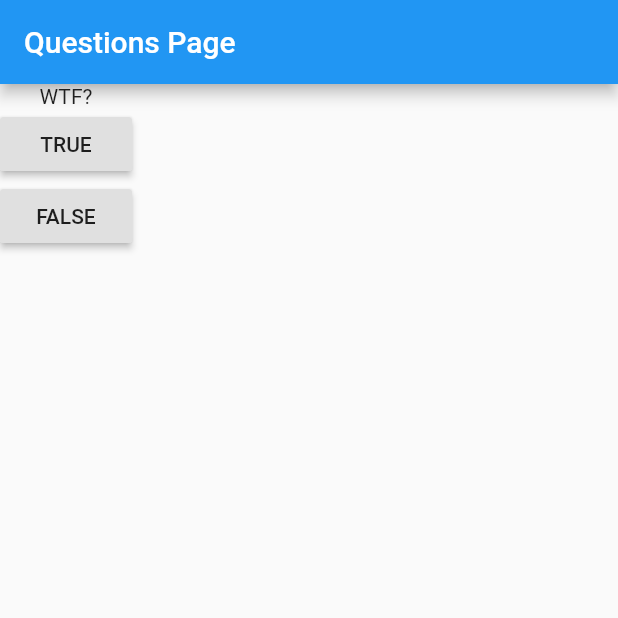
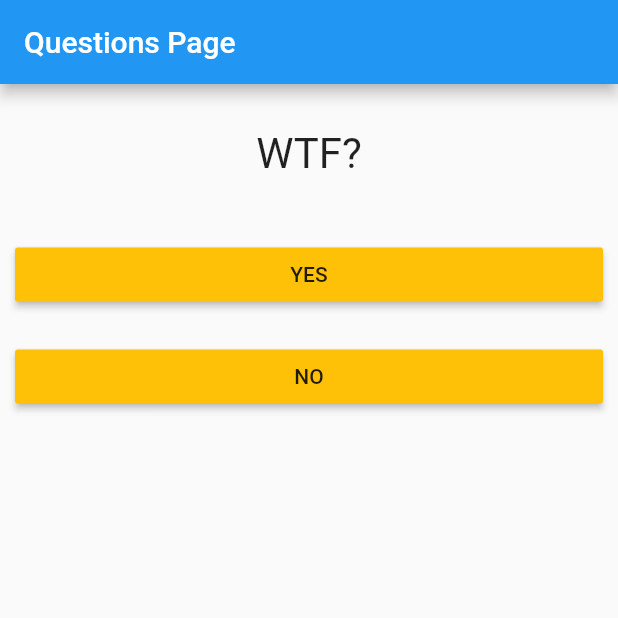
Before and after one commit to archangelmichael/UdemyFlutter, a Flutter app: the screen it shows after launch, on a phone screen of 412 x 824 dp, the top half of it. Run offline on Flutter 3.47's test engine with Material 2 defaults, Android fonts, the phone set to English and light mode, and no system bars.

Commit message:
+ Add custom button widget

```diff
--- a/intro/lib/pages/question_page.dart
+++ b/intro/lib/pages/question_page.dart
@@ -1,4 +1,5 @@
 import 'package:flutter/material.dart';
+import 'package:intro/pages/widgets/question_answer.dart';
 import 'package:intro/pages/widgets/question_title.dart';
 
 class QuestionPage extends StatefulWidget {
@@ -32,19 +33,8 @@ class _QuestionPageState extends State<QuestionPage> {
       body: Column(
         children: <Widget>[
           QuestionTitle(_questions[_currentIndex]),
-          RaisedButton(
-            child: Text("TRUE"),
-            onPressed: () {
-              print("OK");
-              _getNextQuestion();
-            },
-          ),
-          RaisedButton(
-            child: Text("FALSE"),
-            onPressed: () {
-              print("NOT OK");
-            },
-          )
+          QuestionAnswer("YES", _getNextQuestion),
+          QuestionAnswer("NO", _getNextQuestion),
         ],
       ),
     );
--- /dev/null
+++ b/intro/lib/pages/widgets/question_answer.dart
@@ -0,0 +1,21 @@
+import 'package:flutter/material.dart';
+
+class QuestionAnswer extends StatelessWidget {
+  final String _answerText;
+  final VoidCallback _answerCallback;
+
+  QuestionAnswer(this._answerText, this._answerCallback);
+
+  @override
+  Widget build(BuildContext context) {
+    return Container(
+      width: double.infinity,
+      padding: EdgeInsets.all(10),
+      child: RaisedButton(
+        color: Colors.amber,
+        child: Text(_answerText),
+        onPressed: _answerCallback,
+      ),
+    );
+  }
+}
--- a/intro/lib/pages/widgets/question_title.dart
+++ b/intro/lib/pages/widgets/question_title.dart
@@ -1,12 +1,19 @@
 import 'package:flutter/material.dart';
 
 class QuestionTitle extends StatelessWidget {
-  final String questionText;
+  final String _questionText;
 
-  QuestionTitle(this.questionText);
+  QuestionTitle(this._questionText);
 
   @override
   Widget build(BuildContext context) {
-    return Text(this.questionText,);
+    return Container(
+      width: double.infinity,
+      padding: EdgeInsets.all(10),
+      margin: EdgeInsets.all(20),
+      child: Text(this._questionText,
+      style: TextStyle(fontSize: 28),
+      textAlign: TextAlign.center,),
+    );
   }
 }
```
